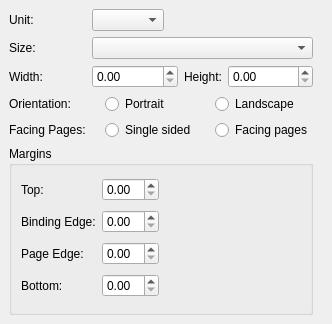
Qt form kword/part/dialog/KWPageLayout.ui (KDE/calligra) before a commit.
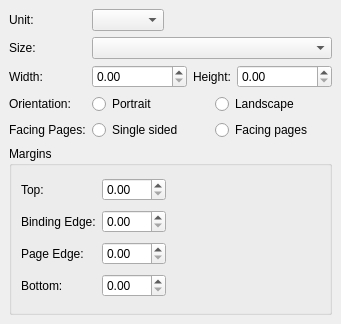
The same form after that commit. Custom widgets are drawn as their Qt base class.

```diff
--- a/kword/part/dialog/KWPageLayout.ui
+++ b/kword/part/dialog/KWPageLayout.ui
@@ -5,7 +5,7 @@
    <rect>
     <x>0</x>
     <y>0</y>
-    <width>332</width>
+    <width>341</width>
     <height>324</height>
    </rect>
   </property>
@@ -19,33 +19,144 @@
    <property name="spacing" >
     <number>6</number>
    </property>
-   <item row="3" column="4" >
-    <widget class="QRadioButton" name="landscape" >
+   <item row="0" column="1" colspan="2" >
+    <layout class="QHBoxLayout" >
+     <property name="margin" >
+      <number>0</number>
+     </property>
+     <property name="spacing" >
+      <number>6</number>
+     </property>
+     <item>
+      <widget class="QComboBox" name="units" />
+     </item>
+     <item>
+      <spacer>
+       <property name="orientation" >
+        <enum>Qt::Horizontal</enum>
+       </property>
+       <property name="sizeHint" >
+        <size>
+         <width>10</width>
+         <height>20</height>
+        </size>
+       </property>
+      </spacer>
+     </item>
+    </layout>
+   </item>
+   <item row="2" column="1" colspan="2" >
+    <layout class="QHBoxLayout" >
+     <property name="margin" >
+      <number>0</number>
+     </property>
+     <property name="spacing" >
+      <number>6</number>
+     </property>
+     <item>
+      <widget class="KoUnitDoubleSpinBox" name="width" />
+     </item>
+     <item>
+      <widget class="QLabel" name="label_4" >
+       <property name="sizePolicy" >
+        <sizepolicy>
+         <hsizetype>0</hsizetype>
+         <vsizetype>5</vsizetype>
+         <horstretch>0</horstretch>
+         <verstretch>0</verstretch>
+        </sizepolicy>
+       </property>
+       <property name="text" >
+        <string>Height:</string>
+       </property>
+       <property name="buddy" >
+        <cstring>height</cstring>
+       </property>
+      </widget>
+     </item>
+     <item>
+      <widget class="KoUnitDoubleSpinBox" name="height" />
+     </item>
+    </layout>
+   </item>
+   <item row="4" column="0" >
+    <widget class="QLabel" name="label_6" >
      <property name="text" >
-      <string>Landscape</string>
+      <string>Facing Pages:</string>
      </property>
     </widget>
    </item>
-   <item row="4" column="4" >
-    <widget class="QRadioButton" name="facingPages" >
+   <item row="1" column="1" colspan="2" >
+    <widget class="QComboBox" name="sizes" />
+   </item>
+   <item row="4" column="1" >
+    <widget class="QRadioButton" name="singleSided" >
      <property name="text" >
-      <string>Facing pages</string>
+      <string>Single sided</string>
      </property>
     </widget>
    </item>
-   <item rowspan="5" row="1" column="5" >
-    <widget class="QWidget" native="1" name="previewPane" >
+   <item row="3" column="1" >
+    <widget class="QRadioButton" name="portrait" >
+     <property name="text" >
+      <string>Portrait</string>
+     </property>
+    </widget>
+   </item>
+   <item row="3" column="0" >
+    <widget class="QLabel" name="label_5" >
+     <property name="text" >
+      <string>Orientation:</string>
+     </property>
+    </widget>
+   </item>
+   <item row="2" column="0" >
+    <widget class="QLabel" name="label_3" >
      <property name="sizePolicy" >
       <sizepolicy>
-       <hsizetype>5</hsizetype>
+       <hsizetype>0</hsizetype>
        <vsizetype>5</vsizetype>
-       <horstretch>1</horstretch>
+       <horstretch>0</horstretch>
        <verstretch>0</verstretch>
       </sizepolicy>
      </property>
+     <property name="text" >
+      <string>Width:</string>
+     </property>
+     <property name="buddy" >
+      <cstring>width</cstring>
+     </property>
     </widget>
    </item>
-   <item row="5" column="0" colspan="5" >
+   <item row="1" column="0" >
+    <widget class="QLabel" name="label_2" >
+     <property name="sizePolicy" >
+      <sizepolicy>
+       <hsizetype>0</hsizetype>
+       <vsizetype>5</vsizetype>
+       <horstretch>0</horstretch>
+       <verstretch>0</verstretch>
+      </sizepolicy>
+     </property>
+     <property name="text" >
+      <string>Size:</string>
+     </property>
+     <property name="buddy" >
+      <cstring>sizes</cstring>
+     </property>
+    </widget>
+   </item>
+   <item row="0" column="0" >
+    <widget class="QLabel" name="unitLabel" >
+     <property name="text" >
+      <string>Unit:</string>
+     </property>
+     <property name="buddy" >
+      <cstring>units</cstring>
+     </property>
+    </widget>
+   </item>
+   <item row="5" column="0" colspan="3" >
     <widget class="QGroupBox" name="margins" >
      <property name="title" >
       <string>Margins</string>
@@ -104,7 +215,11 @@
        </widget>
       </item>
       <item row="2" column="1" >
-       <widget class="KoUnitDoubleSpinBox" name="pageEdgeMargin" />
+       <widget class="KoUnitDoubleSpinBox" name="pageEdgeMargin" >
+        <property name="maximum" >
+         <double>999.990000000000009</double>
+        </property>
+       </widget>
       </item>
       <item row="0" column="0" >
        <widget class="QLabel" name="label_9" >
@@ -117,182 +232,43 @@
        </widget>
       </item>
       <item row="1" column="1" >
-       <widget class="KoUnitDoubleSpinBox" name="bindingEdgeMargin" />
+       <widget class="KoUnitDoubleSpinBox" name="bindingEdgeMargin" >
+        <property name="maximum" >
+         <double>999.990000000000009</double>
+        </property>
+       </widget>
       </item>
       <item row="0" column="1" >
-       <widget class="KoUnitDoubleSpinBox" name="topMargin" />
+       <widget class="KoUnitDoubleSpinBox" name="topMargin" >
+        <property name="maximum" >
+         <double>999.990000000000009</double>
+        </property>
+       </widget>
       </item>
       <item row="3" column="1" >
-       <widget class="KoUnitDoubleSpinBox" name="bottomMargin" />
+       <widget class="KoUnitDoubleSpinBox" name="bottomMargin" >
+        <property name="maximum" >
+         <double>999.990000000000009</double>
+        </property>
+       </widget>
       </item>
      </layout>
     </widget>
    </item>
-   <item row="0" column="0" >
-    <widget class="QLabel" name="unitLabel" >
-     <property name="text" >
-      <string>Unit:</string>
-     </property>
-     <property name="buddy" >
-      <cstring>units</cstring>
-     </property>
-    </widget>
-   </item>
-   <item row="1" column="0" >
-    <widget class="QLabel" name="label_2" >
-     <property name="sizePolicy" >
-      <sizepolicy>
-       <hsizetype>0</hsizetype>
-       <vsizetype>5</vsizetype>
-       <horstretch>0</horstretch>
-       <verstretch>0</verstretch>
-      </sizepolicy>
-     </property>
-     <property name="text" >
-      <string>Size:</string>
-     </property>
-     <property name="buddy" >
-      <cstring>sizes</cstring>
-     </property>
-    </widget>
-   </item>
-   <item row="2" column="0" >
-    <widget class="QLabel" name="label_3" >
-     <property name="sizePolicy" >
-      <sizepolicy>
-       <hsizetype>0</hsizetype>
-       <vsizetype>5</vsizetype>
-       <horstretch>0</horstretch>
-       <verstretch>0</verstretch>
-      </sizepolicy>
-     </property>
-     <property name="text" >
-      <string>Width:</string>
-     </property>
-     <property name="buddy" >
-      <cstring>width</cstring>
-     </property>
-    </widget>
-   </item>
-   <item row="4" column="3" >
-    <widget class="QLabel" name="facingPagesIcon" >
-     <property name="text" >
-      <string/>
-     </property>
-    </widget>
-   </item>
-   <item row="3" column="0" >
-    <widget class="QLabel" name="label_5" >
-     <property name="text" >
-      <string>Orientation:</string>
-     </property>
-    </widget>
-   </item>
-   <item row="3" column="2" >
-    <widget class="QRadioButton" name="portrait" >
-     <property name="text" >
-      <string>Portrait</string>
-     </property>
-    </widget>
-   </item>
    <item row="4" column="2" >
-    <widget class="QRadioButton" name="singleSided" >
+    <widget class="QRadioButton" name="facingPages" >
      <property name="text" >
-      <string>Single sided</string>
+      <string>Facing pages</string>
      </property>
     </widget>
    </item>
-   <item row="3" column="3" >
-    <widget class="QLabel" name="landscapeIcon" >
+   <item row="3" column="2" >
+    <widget class="QRadioButton" name="landscape" >
      <property name="text" >
-      <string/>
+      <string>Landscape</string>
      </property>
     </widget>
    </item>
-   <item row="1" column="1" colspan="4" >
-    <widget class="QComboBox" name="sizes" />
-   </item>
-   <item row="4" column="0" >
-    <widget class="QLabel" name="label_6" >
-     <property name="text" >
-      <string>Facing Pages:</string>
-     </property>
-    </widget>
-   </item>
-   <item row="2" column="1" colspan="4" >
-    <layout class="QHBoxLayout" >
-     <property name="margin" >
-      <number>0</number>
-     </property>
-     <property name="spacing" >
-      <number>6</number>
-     </property>
-     <item>
-      <widget class="KoUnitDoubleSpinBox" name="width" />
-     </item>
-     <item>
-      <widget class="QLabel" name="label_4" >
-       <property name="sizePolicy" >
-        <sizepolicy>
-         <hsizetype>0</hsizetype>
-         <vsizetype>5</vsizetype>
-         <horstretch>0</horstretch>
-         <verstretch>0</verstretch>
-        </sizepolicy>
-       </property>
-       <property name="text" >
-        <string>Height:</string>
-       </property>
-       <property name="buddy" >
-        <cstring>height</cstring>
-       </property>
-      </widget>
-     </item>
-     <item>
-      <widget class="KoUnitDoubleSpinBox" name="height" />
-     </item>
-    </layout>
-   </item>
-   <item row="3" column="1" >
-    <widget class="QLabel" name="portraitIcon" >
-     <property name="text" >
-      <string/>
-     </property>
-    </widget>
-   </item>
-   <item row="4" column="1" >
-    <widget class="QLabel" name="singleSidedIcon" >
-     <property name="text" >
-      <string/>
-     </property>
-    </widget>
-   </item>
-   <item row="0" column="1" colspan="4" >
-    <layout class="QHBoxLayout" >
-     <property name="margin" >
-      <number>0</number>
-     </property>
-     <property name="spacing" >
-      <number>6</number>
-     </property>
-     <item>
-      <widget class="QComboBox" name="units" />
-     </item>
-     <item>
-      <spacer>
-       <property name="orientation" >
-        <enum>Qt::Horizontal</enum>
-       </property>
-       <property name="sizeHint" >
-        <size>
-         <width>10</width>
-         <height>20</height>
-        </size>
-       </property>
-      </spacer>
-     </item>
-    </layout>
-   </item>
   </layout>
  </widget>
  <customwidgets>
```
